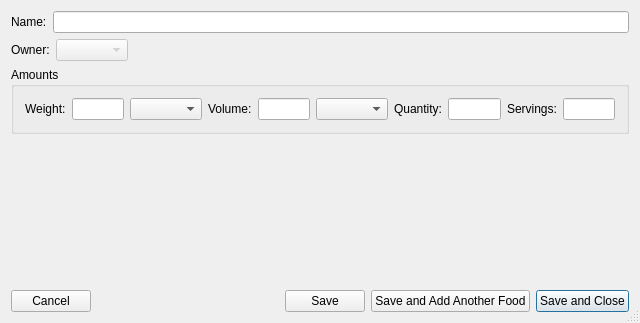
tylermchenry/nutrition_tracker, file src/edit_composite_food.ui: the form before one commit.
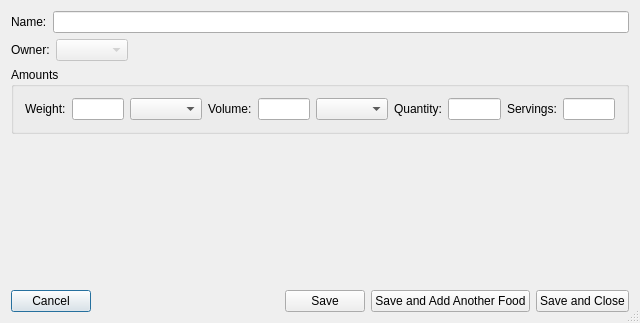
The form after the commit. Custom widgets are drawn as their Qt base class.

Commit message: Fix bug where pressing enter in the search box caused the dialog to close

Patch:
```diff
--- a/src/edit_composite_food.ui
+++ b/src/edit_composite_food.ui
@@ -187,7 +187,7 @@
         <string>Save and Close</string>
        </property>
        <property name="default">
-        <bool>true</bool>
+        <bool>false</bool>
        </property>
       </widget>
      </item>
```
